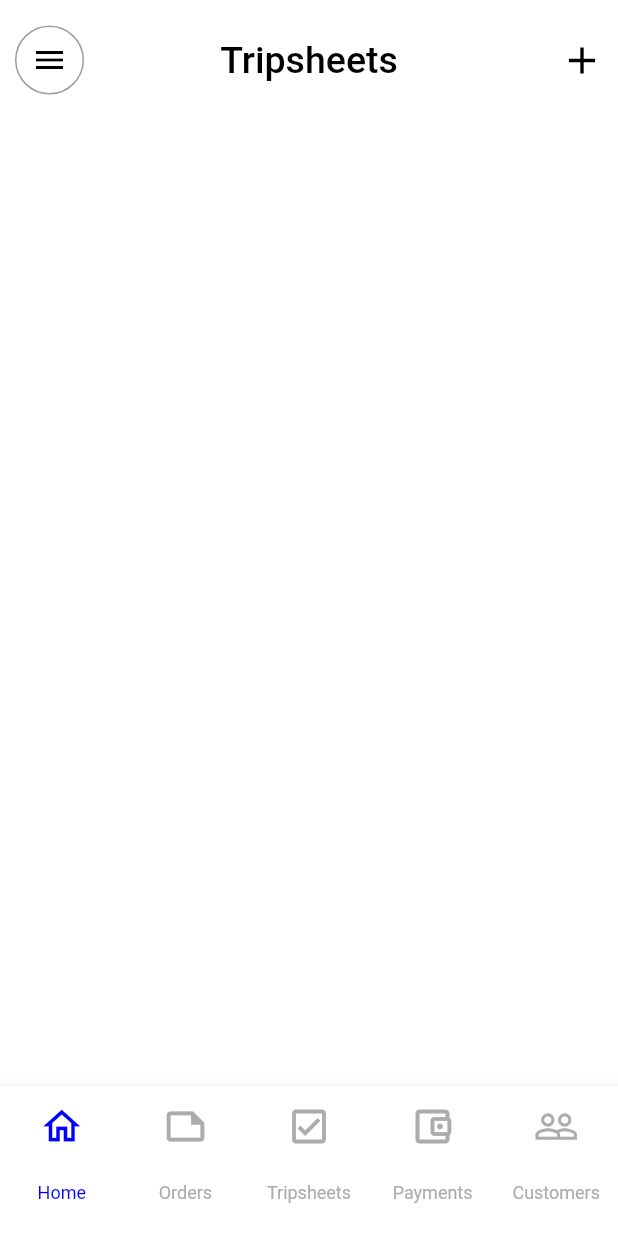
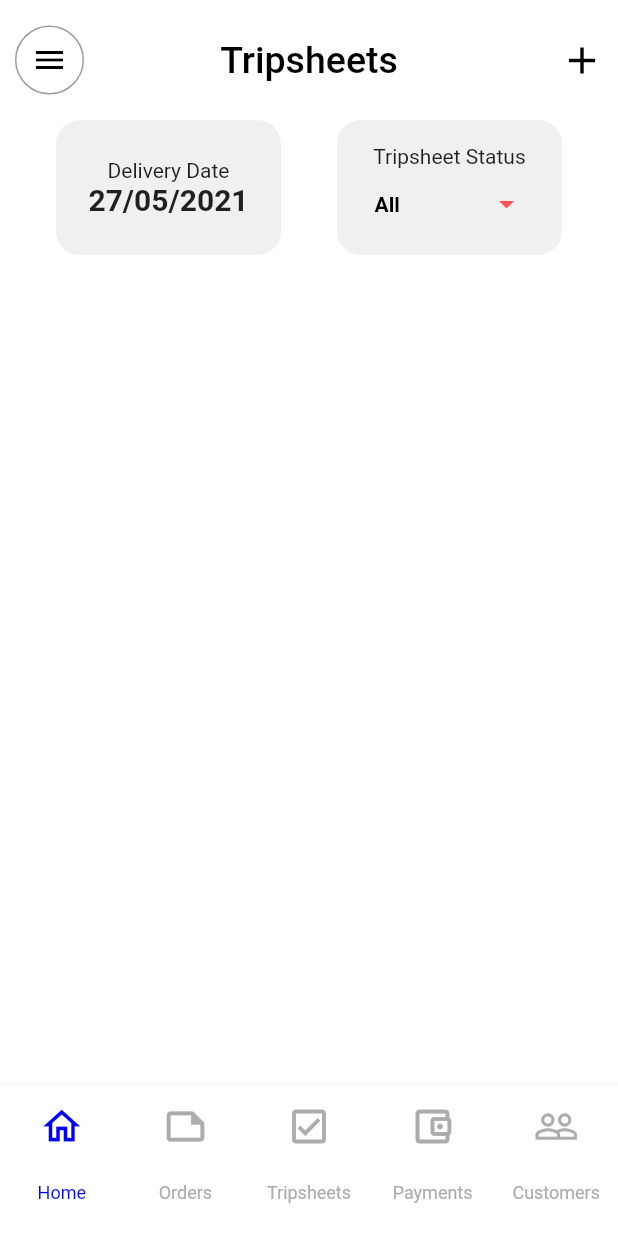
Before and after one commit to sunilbvb/ui_napses_assignment, a Flutter app: the screen it shows after launch, on a phone screen of 412 x 824 dp. Run offline on Flutter 3.47's test engine with Material 2 defaults, Android fonts, the phone set to English and light mode, and no system bars; drawn by our look-alikes of custom_navigation_bar; our stand-ins replace styled_widget.

Commit message:
added two grey containers

```diff
--- a/lib/constants/globals.dart
+++ b/lib/constants/globals.dart
@@ -2,6 +2,7 @@ import 'package:flutter/material.dart';
 
 const tripSheetsAppBarTitle = 'Tripsheets';
 const Color kDarkBlueColor = Color(0xff0000FF);
+const Color kLightGrey = Color(0xffF0F0F0);
 const Color kBlueColor = Colors.blue;
 const Color kBlackColor = Colors.black;
 const Color kWhiteColor = Colors.white;
--- a/lib/main.dart
+++ b/lib/main.dart
@@ -29,6 +29,9 @@ class MyHomePage extends StatefulWidget {
 
 class _MyHomePageState extends State<MyHomePage> {
   int _currentIndex = 0;
+  String _dropDownValue = 'All';
+  List<String> _dropDownValues = ['All']; // Option 2
+  // String _selectedLocation; // Option 2
 
   @override
   Widget build(BuildContext context) {
@@ -60,8 +63,77 @@ class _MyHomePageState extends State<MyHomePage> {
         title: Text(tripSheetsAppBarTitle).fontSize(25).textColor(kBlackColor),
       ),
       backgroundColor: kWhiteColor,
-      body: Center(
-        child: Text(''),
+      body: Row(
+        mainAxisAlignment: MainAxisAlignment.spaceEvenly,
+        children: [
+          Container(
+            height: 90,
+            width: 150,
+            decoration: BoxDecoration(
+              color: kLightGrey,
+              borderRadius: BorderRadius.circular(16.0),
+            ),
+            child: Column(
+              mainAxisAlignment: MainAxisAlignment.center,
+              children: [
+                Text('Delivery Date'),
+                Text(
+                  '27/05/2021',
+                ).fontSize(20).fontWeight(FontWeight.bold),
+              ],
+            ),
+          ),
+          Container(
+            height: 90,
+            width: 150,
+            decoration: BoxDecoration(
+              color: kLightGrey,
+              borderRadius: BorderRadius.circular(16.0),
+            ),
+            child:
+            Column(
+              mainAxisAlignment: MainAxisAlignment.end,
+              children: [
+                const Text('Tripsheet Status'),
+/*                Text('All')
+                    .fontSize(20)
+                    .fontWeight(FontWeight.bold)
+                    .alignment(AlignmentDirectional.centerStart)
+                    .padding(left: 25),*/
+                Container(
+                  width: 100,
+                  padding: EdgeInsets.only(bottom: 10,),
+                  child: DropdownButton(
+                    isExpanded: true,
+                    style: TextStyle(
+                      fontWeight: FontWeight.bold,
+                      color: kBlackColor,
+                    ),
+                    iconEnabledColor: Colors.redAccent,
+                    underline: SizedBox(),
+                    icon: Icon(Icons.arrow_drop_down),
+                    value: _dropDownValue ?? Text('All'),
+                    onChanged: (newValue) {
+                      setState(
+                        () {
+                          _dropDownValue = newValue;
+                        },
+                      );
+                    },
+                    items: _dropDownValues.map(
+                      (value) {
+                        return DropdownMenuItem(
+                          child: Text(value),
+                          value: value,
+                        );
+                      },
+                    ).toList(),
+                  ),
+                ),
+              ],
+            ),
+          ),
+        ],
       ),
     );
   }
```
